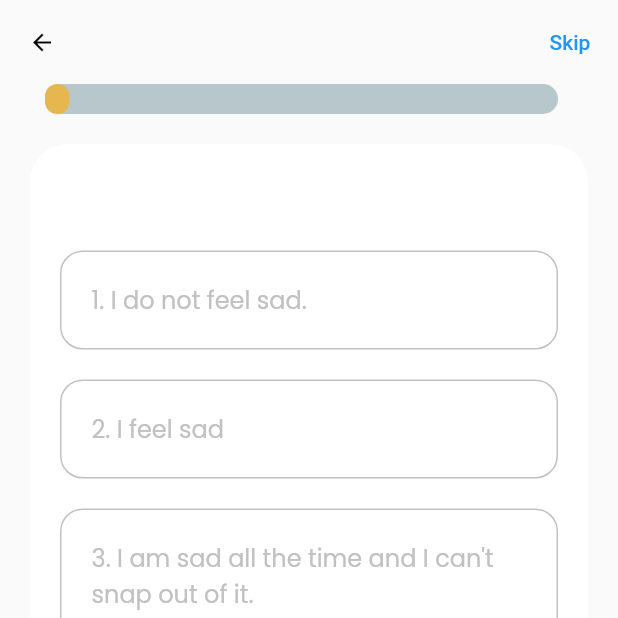
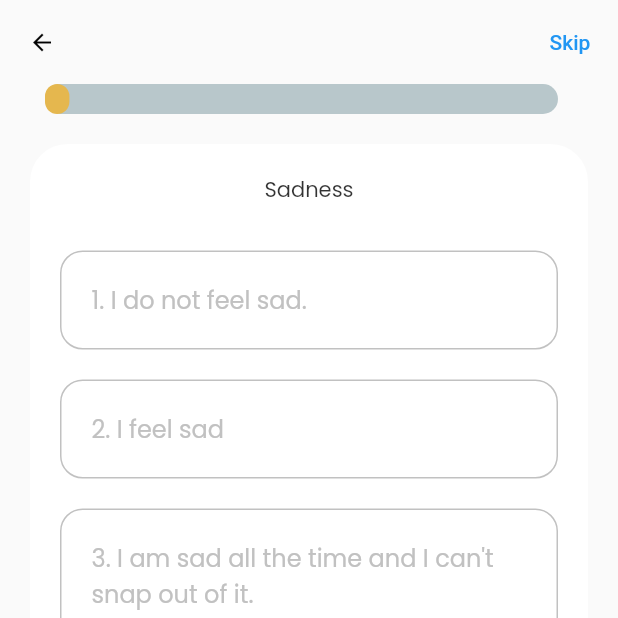
Before and after one commit to noorbot0/noorbot-full-stack, a Flutter app: the BdiScreen screen opened directly, after a tap on "Skip", on a phone screen of 412 x 824 dp, the top half of it. Run offline on Flutter 3.47's test engine with Material 2 defaults, Android fonts, the phone set to English and light mode, and no system bars; drawn by our look-alikes of percent_indicator; our stand-ins replace bubble, cloud_firestore, firebase_auth, firebase_core, firebase_storage, flutter_native_splash and 6 more; accounts and stored records are empty.

Commit message:
fix questions and navigating to navbar instead of chat

```diff
--- a/lib/src/constants/text_strings.dart
+++ b/lib/src/constants/text_strings.dart
@@ -34,11 +34,13 @@ const String tOnBoardingCounter3 = "3/3";
 
 // -- Welcome Screen Text
 const String tWelcomeTitle = "Meet NoorBot";
+// const String tWelcomeSubTitle = "Your always-avaliable mental health ally";
 const String tWelcomeSubTitle = "Your always-avaliable mental health ally";
 
 // -- Login Screen Text
 const String tLoginTitle = "Welcome Back,";
-const String tLoginSubTitle = "Make it work, make it right, make it fast.";
+// const String tLoginSubTitle = "Make it work, make it right, make it fast.";
+const String tLoginSubTitle = "Your always-avaliable mental health ally";
 const String tRememberMe = "Remember Me?";
 const String tDontHaveAnAccount = "Don't have an Account? ";
 
--- a/lib/src/features/authentication/controllers/on_boarding_controller.dart
+++ b/lib/src/features/authentication/controllers/on_boarding_controller.dart
@@ -1,11 +1,11 @@
 import 'package:get/get.dart';
 import 'package:liquid_swipe/PageHelpers/LiquidController.dart';
 import 'package:noorbot_app/src/features/bdi_test/screens/bdi_test.dart';
+
 // import 'package:noorbot_app/src/features/core/screens/dashboard/dashboard.dart';
 import '../../../constants/colors.dart';
 import '../../../constants/image_strings.dart';
 import '../../../constants/text_strings.dart';
-import '../../core/screens/bottom_navbar/bottom_navbar.dart';
 import '../models/model_on_boarding.dart';
 import '../screens/on_boarding/on_boarding_page_widget.dart';
 
@@ -16,7 +16,7 @@ class OnBoardingController extends GetxController {
 
   //Functions to trigger Skip, Next and onPageChange Events
   skip() => Get.offAll(() => const BdiTest());
-  skip() => Get.offAll(() => const MyNavBar());
+  // skip() => Get.offAll(() => const MyNavBar());
   animateToNextSlide() =>
       controller.animateToPage(page: controller.currentPage + 1);
   onPageChangedCallback(int activePageIndex) =>
--- a/lib/src/features/bdi_test/controllers/question_controller.dart
+++ b/lib/src/features/bdi_test/controllers/question_controller.dart
@@ -1,10 +1,9 @@
 import 'package:flutter/widgets.dart';
 import 'package:get/get.dart';
-import 'package:get/state_manager.dart';
 import 'package:noorbot_app/src/features/authentication/models/user_model.dart';
 import 'package:noorbot_app/src/features/bdi_test/models/Questions.dart';
 import 'package:noorbot_app/src/features/core/controllers/profile_controller.dart';
-import 'package:noorbot_app/src/features/core/screens/chat/chat.dart';
+import 'package:noorbot_app/src/features/core/screens/bottom_navbar/bottom_navbar.dart';
 
 // We use get package for our state management
 
@@ -37,7 +36,7 @@ class QuestionController extends GetxController
   final RxInt _questionNumber = 1.obs;
   RxInt get questionNumber => _questionNumber;
 
-  RxInt _score = 0.obs;
+  final RxInt _score = 0.obs;
   RxInt get score => _score;
 
   // called immediately after the widget is allocated memory
@@ -61,12 +60,13 @@ class QuestionController extends GetxController
     _isAnswered = true;
     _selectedAns = selectedIndex;
 
-    _score.value += _selectedAns;
-
+    _score.value = _score.value + _selectedAns;
+    print(_selectedAns);
+    print(_score.value);
     update();
 
     // Once user select an ans after 3s it will go to the next qn
-    Future.delayed(Duration(seconds: 1), () {
+    Future.delayed(const Duration(seconds: 1), () {
       nextQuestion();
     });
   }
@@ -75,11 +75,12 @@ class QuestionController extends GetxController
     if (_questionNumber.value != _questions.length) {
       _isAnswered = false;
       _pageController.nextPage(
-          duration: Duration(milliseconds: 100), curve: Curves.ease);
+          duration: const Duration(milliseconds: 100), curve: Curves.ease);
     } else {
       // Get package provide us simple way to naviigate another page
 
-      Get.to(MyHomePage(title: "Chat"));
+      // Get.to(MyHomePage(title: "Chat"));
+      Get.to(const MyNavBar());
       storeBdiResult();
     }
   }
--- a/lib/src/features/bdi_test/models/Questions.dart
+++ b/lib/src/features/bdi_test/models/Questions.dart
@@ -24,7 +24,7 @@ const List sample_data = [
   },
   {
     "id": 1,
-    "question": "",
+    "question": "Sadness",
     "options": [
       "I do not feel sad.",
       "I feel sad ",
@@ -35,7 +35,7 @@ const List sample_data = [
   },
   {
     "id": 2,
-    "question": "",
+    "question": "Pessimism",
     "options": [
       "I am not particularly discouraged about the future. ",
       "I feel discouraged about the future.",
@@ -46,7 +46,7 @@ const List sample_data = [
   },
   {
     "id": 3,
-    "question": "",
+    "question": "Sense of failure",
     "options": [
       "I do not feel like a failure. ",
       "I feel I have failed more than the average person. ",
@@ -57,7 +57,7 @@ const List sample_data = [
   },
   {
     "id": 4,
-    "question": "",
+    "question": "Loss of pleasure",
     "options": [
       "I get as much satisfaction out of things as I used to.",
       "I don't enjoy things the way I used to. ",
@@ -68,7 +68,7 @@ const List sample_data = [
   },
   {
     "id": 5,
-    "question": "",
+    "question": "Guilt",
     "options": [
       "I don't feel particularly guilty",
       "I feel guilty a good part of the time.",
@@ -79,7 +79,7 @@ const List sample_data = [
   },
   {
     "id": 6,
-    "question": "",
+    "question": "Sense of punishment",
     "options": [
       "I don't feel I am being punished.",
       "I feel I may be punished.",
@@ -90,7 +90,7 @@ const List sample_data = [
   },
   {
     "id": 7,
-    "question": "",
+    "question": "Loathing",
     "options": [
       "I don't feel disappointed in myself.",
       "I am disappointed in myself.",
@@ -101,7 +101,7 @@ const List sample_data = [
   },
   {
     "id": 8,
-    "question": "",
+    "question": "Self-incrimination",
     "options": [
       "I don't feel I am any worse than anybody else.",
       "I am critical of myself for my weaknesses or mistakes.",
@@ -112,7 +112,7 @@ const List sample_data = [
   },
   {
     "id": 9,
-    "question": "",
+    "question": "Suicidal ideas",
     "options": [
       "I don't have any thoughts of killing myself.",
       "I have thoughts of killing myself, but I would not carry them out.",
@@ -123,7 +123,7 @@ const List sample_data = [
   },
   {
     "id": 10,
-    "question": "",
+    "question": "Crying",
     "options": [
       "I don't cry any more than usual.",
       "I cry more now than I used to.",
@@ -134,7 +134,7 @@ const List sample_data = [
   },
   {
     "id": 11,
-    "question": "",
+    "question": "Irritability",
     "options": [
       "I am no more irritated by things than I ever was.",
       "I am slightly more irritated now than usual.",
@@ -145,7 +145,7 @@ const List sample_data = [
   },
   {
     "id": 12,
-    "question": "",
+    "question": "Social withdrawal",
     "options": [
       "I have not lost interest in other people. ",
       "I am less interested in other people than I used to be.",
@@ -156,7 +156,7 @@ const List sample_data = [
   },
   {
     "id": 13,
-    "question": "",
+    "question": "Indecision",
     "options": [
       "I make decisions about as well as I ever could.",
       "I put off making decisions more than I used to.",
@@ -167,7 +167,7 @@ const List sample_data = [
   },
   {
     "id": 14,
-    "question": "",
+    "question": "Feelings of wothlessness",
     "options": [
       "I don't feel that I look any worse than I used to.",
       "I am worried that I am looking old or unattractive.",
@@ -178,7 +178,7 @@ const List sample_data = [
   },
   {
     "id": 15,
-    "question": "",
+    "question": "Difficulty of concentration",
     "options": [
       "I can work about as well as before.",
       "It takes an extra effort to get started at doing something.",
@@ -189,7 +189,7 @@ const List sample_data = [
   },
   {
     "id": 16,
-    "question": "",
+    "question": "Change of sleep",
     "options": [
       "I can sleep as well as usual.",
       "I don't sleep as well as I used to. ",
@@ -200,7 +200,7 @@ const List sample_data = [
   },
   {
     "id": 17,
-    "question": "",
+    "question": "Fatigue",
     "options": [
       "I don't get more tired than usual. ",
       "I get tired more easily than I used to.",
@@ -211,7 +211,7 @@ const List sample_data = [
   },
   {
     "id": 18,
-    "question": "",
+    "question": "Changes in appetite",
     "options": [
       "My appetite is no worse than usual. ",
       "My appetite is not as good as it used to be. ",
@@ -222,7 +222,7 @@ const List sample_data = [
   },
   {
     "id": 19,
-    "question": "",
+    "question": "Weight changes",
     "options": [
       "I haven't lost much weight, if any, lately.",
       "I have lost more than five pounds. ",
@@ -233,7 +233,7 @@ const List sample_data = [
   },
   {
     "id": 20,
-    "question": "",
+    "question": "Health",
     "options": [
       "I am no more worried about my health than usual. ",
       "I am worried about physical problems like aches ",
--- a/lib/src/features/bdi_test/screens/components/body.dart
+++ b/lib/src/features/bdi_test/screens/components/body.dart
@@ -1,9 +1,8 @@
 import 'package:flutter/material.dart';
+import 'package:get/get.dart';
 import 'package:noorbot_app/src/constants/colors.dart';
+import 'package:noorbot_app/src/features/bdi_test/controllers/question_controller.dart';
 import 'package:percent_indicator/percent_indicator.dart';
-
-import 'package:get/get.dart';
-import 'package:noorbot_app/src/features/bdi_test/controllers/question_controller.dart';
 
 import 'question_card.dart';
 
@@ -15,7 +14,7 @@ class Body extends StatelessWidget {
   @override
   Widget build(BuildContext context) {
     // So that we have acccess our controller
-    QuestionController _questionController = Get.put(QuestionController());
+    QuestionController questionController = Get.put(QuestionController());
     return Stack(
       children: [
         SafeArea(
@@ -30,23 +29,23 @@ class Body extends StatelessWidget {
                   animation: true,
                   lineHeight: 20.0,
                   animationDuration: 500,
-                  percent: _questionController.questionNumber.value /
-                      _questionController.questions.length,
+                  percent: (questionController.questionNumber.value * 1.0) /
+                      questionController.questions.length,
                   // ignore: deprecated_member_use
                   linearStrokeCap: LinearStrokeCap.roundAll,
                   progressColor: tPrimaryColor,
                 ),
               ),
-              SizedBox(height: kDefaultPadding),
+              const SizedBox(height: kDefaultPadding),
               Expanded(
                 child: PageView.builder(
                   // Block swipe to next qn
-                  physics: NeverScrollableScrollPhysics(),
-                  controller: _questionController.pageController,
-                  onPageChanged: _questionController.updateTheQnNum,
-                  itemCount: _questionController.questions.length,
+                  physics: const NeverScrollableScrollPhysics(),
+                  controller: questionController.pageController,
+                  onPageChanged: questionController.updateTheQnNum,
+                  itemCount: questionController.questions.length,
                   itemBuilder: (context, index) => QuestionCard(
-                      question: _questionController.questions[index]),
+                      question: questionController.questions[index]),
                 ),
               ),
             ],
```
